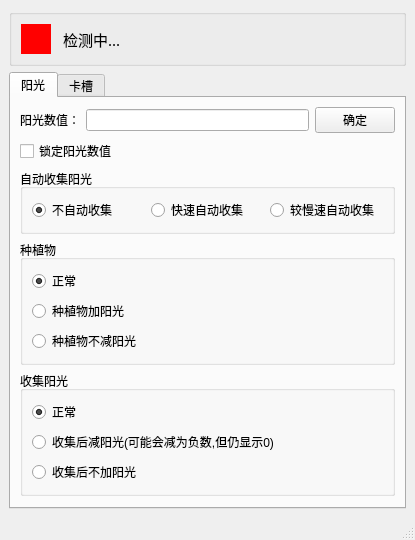
Old version of the form PVZ_Cheater/MainWindow.ui in the repository SkyD666/PVZ_Cheater.
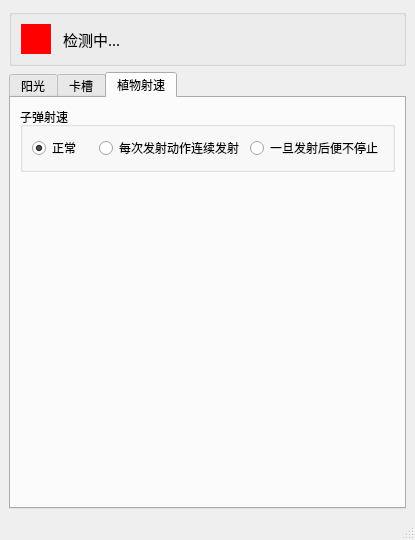
New version of the form. The open tabs and pages were chosen to show the change.

Commit message: [feature]所有卡槽无冷却；植物子弹射速控制

```diff
--- a/PVZ_Cheater/MainWindow.ui
+++ b/PVZ_Cheater/MainWindow.ui
@@ -384,6 +384,62 @@
         </item>
        </layout>
       </widget>
+      <widget class="QWidget" name="tab_3">
+       <attribute name="title">
+        <string>植物射速</string>
+       </attribute>
+       <layout class="QVBoxLayout" name="verticalLayout_7">
+        <item>
+         <widget class="QGroupBox" name="groupBox_3">
+          <property name="title">
+           <string>子弹射速</string>
+          </property>
+          <layout class="QHBoxLayout" name="horizontalLayout_5">
+           <item>
+            <widget class="QRadioButton" name="rbPlantBulletNormal">
+             <property name="text">
+              <string>正常</string>
+             </property>
+             <property name="checked">
+              <bool>true</bool>
+             </property>
+            </widget>
+           </item>
+           <item>
+            <widget class="QRadioButton" name="rbPlantBulletContinuouslyHasZ">
+             <property name="text">
+              <string>每次发射动作连续发射</string>
+             </property>
+            </widget>
+           </item>
+           <item>
+            <widget class="QRadioButton" name="rbPlantBulletContinuously">
+             <property name="statusTip">
+              <string>此操作极大可能导致游戏崩溃,谨慎选择</string>
+             </property>
+             <property name="text">
+              <string>一旦发射后便不停止</string>
+             </property>
+            </widget>
+           </item>
+          </layout>
+         </widget>
+        </item>
+        <item>
+         <spacer name="verticalSpacer_3">
+          <property name="orientation">
+           <enum>Qt::Vertical</enum>
+          </property>
+          <property name="sizeHint" stdset="0">
+           <size>
+            <width>20</width>
+            <height>40</height>
+           </size>
+          </property>
+         </spacer>
+        </item>
+       </layout>
+      </widget>
      </widget>
     </item>
    </layout>
```
Left out of the diff: 9 changed lines with no effect on the pictures. The commit also changes 4 other files.
